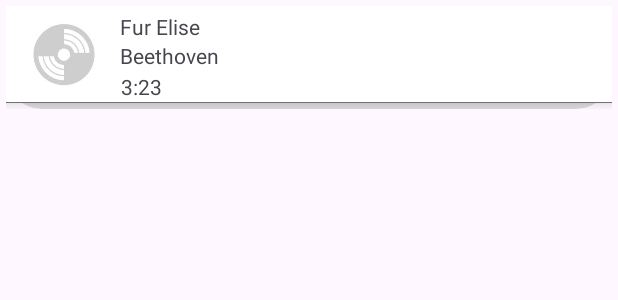
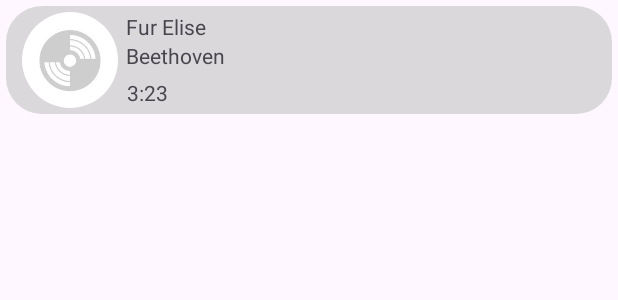
Before and after one commit to farbodbj/YourMusic, an Android app: the layout song_view_holder.xml on its own in the app's theme, with its tools: preview values and no code run, on a phone screen of 412 x 824 dp. Shown: the top 300 px of the screen. Run offline under Robolectric (Android 15) with nearby library versions, the phone set to English and light mode, and no system bars.

Commit message:
improved song list ui

```diff
--- a/app/src/main/java/com/bale_bootcamp/yourmusic/presentation/ui/songlist/SongsAdapter.kt
+++ b/app/src/main/java/com/bale_bootcamp/yourmusic/presentation/ui/songlist/SongsAdapter.kt
@@ -42,7 +42,6 @@ class SongsAdapter(
 
     override fun onBindViewHolder(holder: SongViewHolder, position: Int) {
         holder.bind(getItem(position))
-        Log.d(TAG, "onclick listener set")
         holder.onSongClickListener = songOnClickListener
     }
 
@@ -68,6 +67,7 @@ class SongsAdapter(
         fun bind(song: Song) {
             bindSongProperties(song)
             bindSongCover(song)
+            binding.root.clipToOutline = true
             binding.root.setOnClickListener(this)
         }
 
@@ -82,14 +82,18 @@ class SongsAdapter(
 
         private fun bindSongCover(song: Song) {
             try {
+                val now = System.currentTimeMillis()
                 val songCoverBitmap = binding.root.context.contentResolver.loadThumbnail(song.uri, size, null)
                 Glide.with(binding.root.context)
-                    .asBitmap()
                     .load(songCoverBitmap)
+                    .placeholder(R.drawable.music_cover_placeholder)
+                    .dontTransform()
                     .into(binding.songCover)
+
+                Log.d(TAG, "loading album art took ${System.currentTimeMillis() - now}ms")
             }
             catch (e: FileNotFoundException) {
-                Log.d(TAG, "no album art found for ${song.title}, loading the placeholder.")
+                 Log.d(TAG, "no album art found for ${song.title}, loading the placeholder.")
                 Glide.with(binding.root.context)
                     .load(R.drawable.music_cover_placeholder)
                     .into(binding.songCover)
--- a/app/src/main/res/layout/song_view_holder.xml
+++ b/app/src/main/res/layout/song_view_holder.xml
@@ -4,23 +4,21 @@
     xmlns:tools="http://schemas.android.com/tools"
     android:layout_width="match_parent"
     android:layout_height="wrap_content"
+    android:background="@drawable/song_item_shape"
+    android:layout_margin="@dimen/padding_xs"
     android:orientation="vertical"
-    android:background="@drawable/song_item_shape"
     android:clickable="true"
-    android:focusable="true"
-    android:layout_marginTop="@dimen/padding_xs"
-    android:layout_marginStart="@dimen/padding_xs"
-    android:layout_marginEnd="@dimen/padding_xs">
+    android:focusable="true">
 
     <androidx.constraintlayout.widget.ConstraintLayout
         android:layout_width="match_parent"
-        android:layout_height="wrap_content"
-        android:background="@color/white"
-        android:elevation="@dimen/song_item_elevation">
+        android:layout_height="match_parent">
+
         <com.google.android.material.imageview.ShapeableImageView
             android:id="@+id/song_cover"
             android:layout_width="@dimen/song_cover_width"
             android:layout_height="@dimen/song_cover_height"
+            android:layout_margin="@dimen/padding_xs"
             app:shapeAppearanceOverlay="@style/song_cover_shape"
             app:layout_constraintHorizontal_bias="0.02"
             app:layout_constraintStart_toStartOf="parent"
@@ -64,9 +62,4 @@
             tools:text="3:23" />
     </androidx.constraintlayout.widget.ConstraintLayout>
 
-    <View
-        android:layout_width="match_parent"
-        android:layout_height="0.5dp"
-        android:background="@color/grey"
-        android:layout_marginBottom="@dimen/padding_xs"/>
 </LinearLayout>
--- a/app/src/main/res/values/themes.xml
+++ b/app/src/main/res/values/themes.xml
@@ -2,11 +2,12 @@
     <!-- Base application theme. -->
     <style name="Base.Theme.YourMusic" parent="Theme.Material3.DayNight.NoActionBar">
         <item name="backgroundColor">@color/white</item>
+        <item name="colorPrimaryDark">@color/grey</item>
     </style>
 
     <style name="song_cover_shape">
         <item name="cornerFamily">rounded</item>
-        <item name="cornerSize">15%</item>
+        <item name="cornerSize">50%</item>
     </style>
 
     <style name="song_view_song_cover_shape">
```
